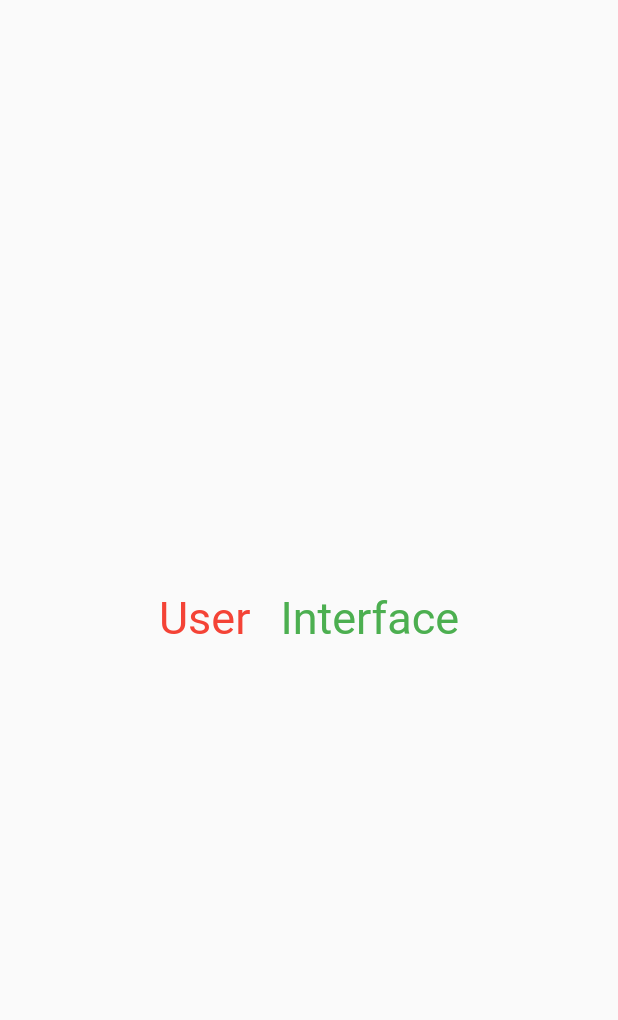
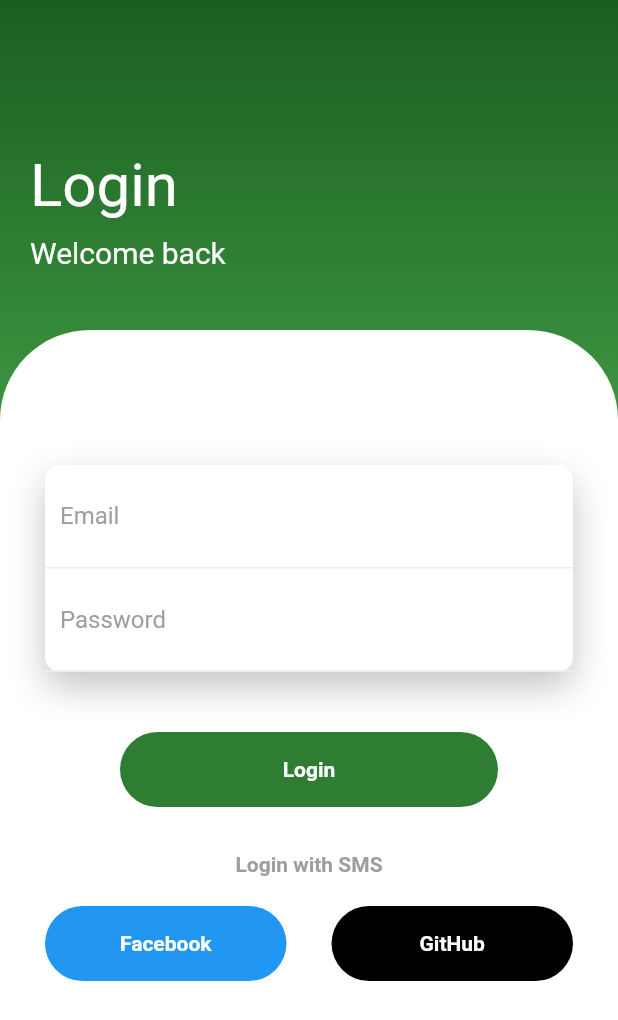
Before and after one commit to Akromjon1/appui, a Flutter app: the screen it shows after launch, on a phone screen of 412 x 824 dp. Shown: the top 1020 px of the screen. Run offline on Flutter 3.47's test engine with Material 2 defaults, Android fonts, the phone set to English and light mode, and no system bars.

Commit message:
HomePage created

```diff
--- a/lib/pages/home_page.dart
+++ b/lib/pages/home_page.dart
@@ -10,13 +10,154 @@ class _HomePageState extends State<HomePage> {
   @override
   Widget build(BuildContext context) {
     return Scaffold(
-      body: Center(
-        child: Row(
-          mainAxisAlignment: MainAxisAlignment.center,
-          children: const [
-            Text("User", style: TextStyle(fontSize: 30, color: Colors.red)),
-            SizedBox(width: 20),
-            Text("Interface",style: TextStyle(fontSize: 30, color: Colors.green)),
+      body: Container(
+        width: double.infinity,
+        decoration: BoxDecoration(
+          gradient: LinearGradient(
+            begin: Alignment.topCenter,
+            end: Alignment.bottomCenter,
+            colors: [
+             Colors.green[900]!,
+             Colors.green[500]!,
+             Colors.green[400]!,
+            ]
+          ),
+        ),
+        child: Column(
+          crossAxisAlignment: CrossAxisAlignment.start,
+
+          children: [
+            const SizedBox(height: 80,),
+            //#login, #welcome
+            Padding(padding: EdgeInsets.all(20),
+              child: Column(
+                crossAxisAlignment: CrossAxisAlignment.start,
+                children: [
+                  Text("Login", style: TextStyle(fontSize: 40, color: Colors.white),),
+                  SizedBox(height: 10,),
+                  Text("Welcome back", style: TextStyle(fontSize: 20, color: Colors.white),),
+                ],
+              ),
+            ),
+            SizedBox(height: 20,),
+            Expanded(
+              child: Container(
+              decoration: BoxDecoration(
+                color: Colors.white,
+                borderRadius: BorderRadius.only(topLeft: Radius.circular(60), topRight: Radius.circular(60)),
+
+              ),
+              child: SingleChildScrollView(
+                child: Padding(
+                  padding: EdgeInsets.all(30),
+                  child: Column(
+                    children: [
+                      SizedBox(height: 60,),
+                      //#email, #password
+                      Container(
+                        decoration: BoxDecoration(
+                          color: Colors.white,
+                          borderRadius: BorderRadius.circular(10),
+                          boxShadow: [
+                            BoxShadow(color: Color.fromRGBO(171, 171, 171, 0.7), blurRadius: 20,offset: Offset(0,10)),
+                          ],
+                        ),
+                        child: Container(
+                          child: Column(
+                            children: [
+                              Container(
+                                padding: EdgeInsets.all(10),
+                                decoration: BoxDecoration(
+                                  border: Border(bottom: BorderSide(color: Colors.grey[200]!),
+                                  ),
+                                ),
+                                child: TextField(
+                                  decoration: InputDecoration(
+                                    hintText: "Email",
+                                    hintStyle: TextStyle(color: Colors.grey),
+                                    border: InputBorder.none,
+
+                                  ),
+                                ),
+                              ),
+                              Container(
+                                padding: EdgeInsets.all(10),
+                                decoration: BoxDecoration(
+                                  border: Border(bottom: BorderSide(color: Colors.grey[200]!),
+                                  ),
+                                ),
+                                child: TextField(
+                                  decoration: InputDecoration(
+                                    hintText: "Password",
+
+                                    hintStyle: TextStyle(color: Colors.grey),
+                                    border: InputBorder.none,
+
+                                  ),
+                                ),
+                              ),
+                            ],
+                          ),
+                        ),
+                      ),
+
+                      SizedBox(height: 40,),
+
+                      //#login
+                      Container(
+                        height: 50,
+                        margin: EdgeInsets.symmetric(horizontal: 50),
+                        decoration: BoxDecoration(
+                          borderRadius: BorderRadius.circular(50),
+                          color: Colors.green[800]!,
+                        ),
+                        child: Center(
+                          child: Text("Login",style: TextStyle(color: Colors.white, fontWeight: FontWeight.bold),),
+
+                        ),
+                      ),
+
+                      SizedBox(height: 30,),
+
+                      // #login with sms
+                      Text("Login with SMS", style: TextStyle(color: Colors.grey, fontWeight: FontWeight.bold),),
+                      SizedBox(height: 20,),
+                      Row(
+                        children: [
+                          Expanded(child: Container(
+                            height: 50,
+                            decoration: BoxDecoration(
+                              borderRadius: BorderRadius.circular(50),
+                              color: Colors.blue,
+                            ),
+                            child: Center(
+                              child: Text("Facebook", style: TextStyle(color: Colors.white, fontWeight: FontWeight.bold),),
+                            ),
+                          ),),
+                          SizedBox(width: 30,),
+                          Expanded(child: Container(
+                            height: 50,
+                            decoration: BoxDecoration(
+                              borderRadius: BorderRadius.circular(50),
+                              color: Colors.black,
+                            ),
+                            child: Center(
+                              child: Text("GitHub", style: TextStyle(color: Colors.white, fontWeight: FontWeight.bold),),
+                            ),
+                          ),),
+
+                        ],
+                      ),
+
+                      //#facebook, #github
+
+                    ],
+                  ),
+
+                  ),
+                ),
+              ),
+            ),
           ],
         ),
       ),
```
